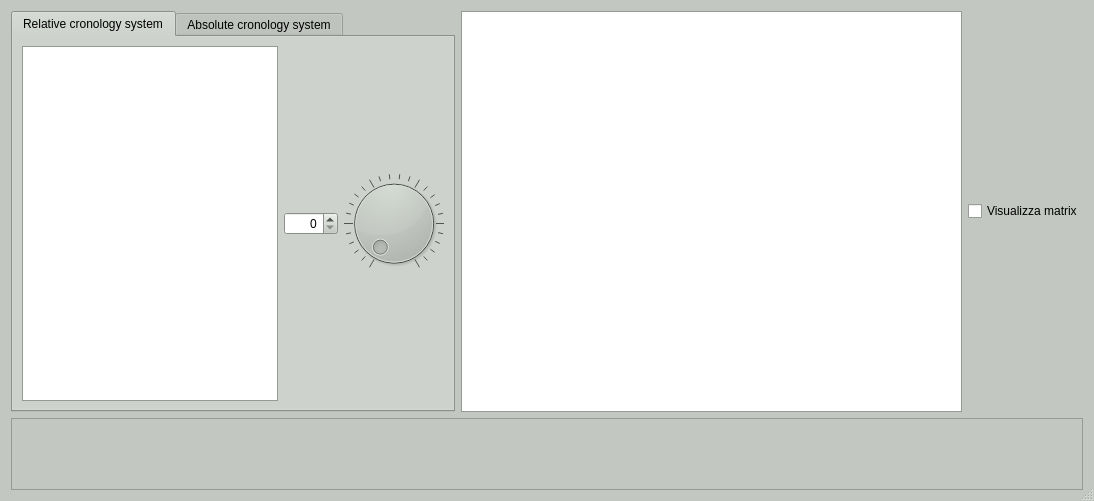
Above: gui/ui/Gis_Time_controller.ui from pyarchinit/pyarchinit before the change. Below: the same form after it.
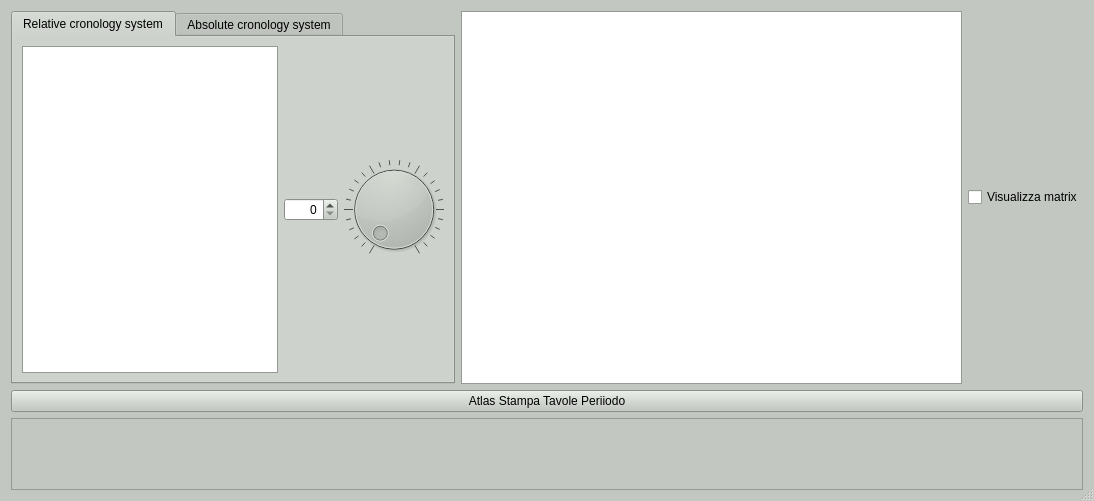
That is the form after the change. Icons and pictures are not drawn.

Commit message:
Implement enhancements in GIS time controller UI
This commit introduces improvements in the GIS time controller UI, enhancing user interaction. Adjustments have been made to widget attributes and the graphics view was enhanced for a better visual experience. A new class, ZoomableGraphicsView, was added for more refined map engagement. Measures have been integrated to ensure only appropriate layers can be selected.

```diff
--- a/gui/ui/Gis_Time_controller.ui
+++ b/gui/ui/Gis_Time_controller.ui
@@ -737,6 +737,13 @@
      </item>
     </layout>
    </item>
+   <item>
+    <widget class="QPushButton" name="pushButton_atlas">
+     <property name="text">
+      <string>Atlas Stampa Tavole Periiodo</string>
+     </property>
+    </widget>
+   </item>
    <item>
     <widget class="QTextEdit" name="textEdit_datazione">
      <property name="enabled">
```
The commit also changes 5 other files.
